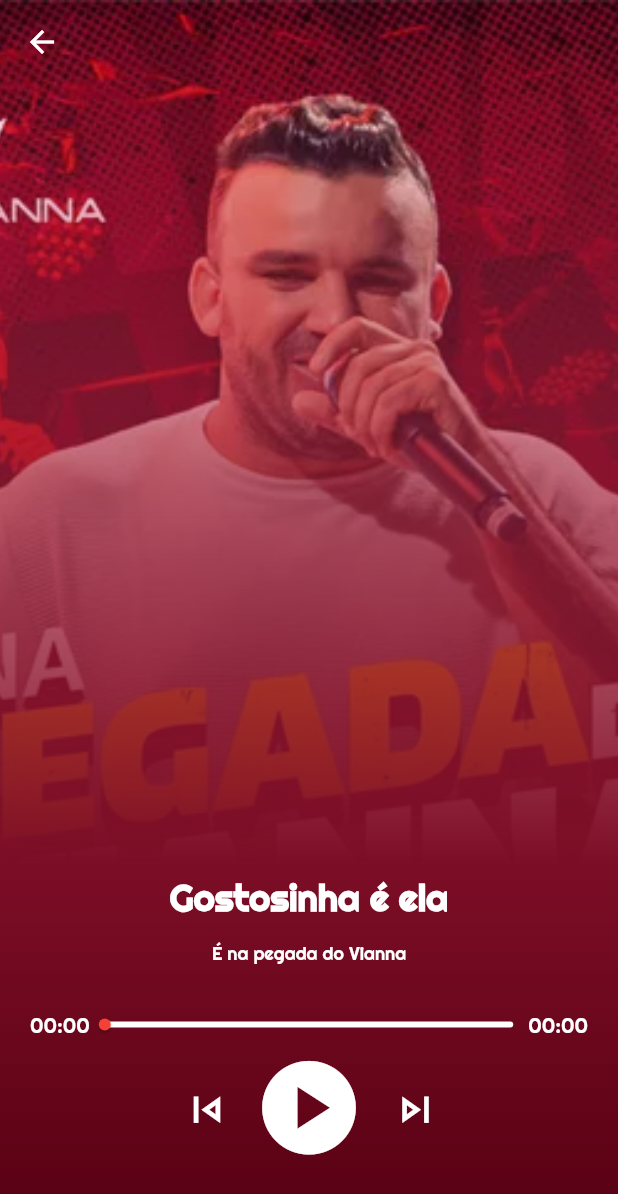
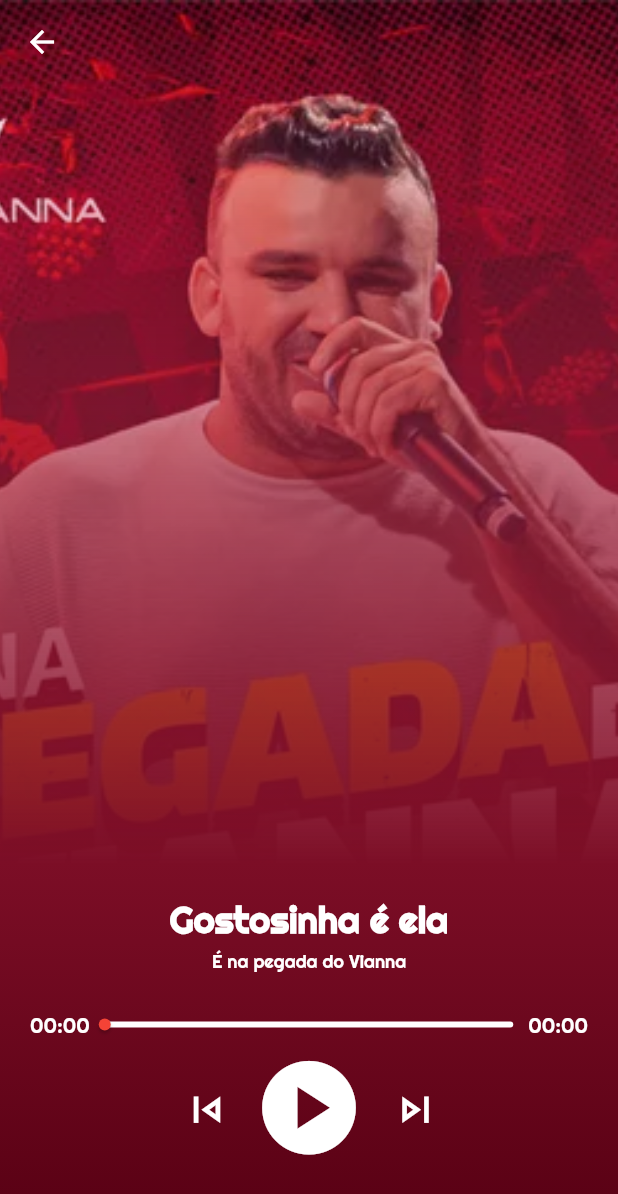
Before and after one commit to Multimedia-Project-UFPB/task-music-app-flutter, a Flutter app: the SongScreen screen opened directly with sample values from the repository, on a phone screen of 412 x 824 dp. Shown: the top 1194 px of the screen. Run offline on Flutter 3.47's test engine with Material 2 defaults, Android fonts, the phone set to English and light mode, and no system bars; our stand-ins replace flutter_mobx, flutter_zoom_drawer, just_audio, mobx, rxdart; generated files the repository leaves out were written again; network calls fail.

Commit message:
Spacing adjustments

```diff
--- a/lib/app/view/song.screen.dart
+++ b/lib/app/view/song.screen.dart
@@ -126,7 +126,7 @@ class MusicPlayer extends StatelessWidget {
                   ),
             ),
           ),
-          const SizedBox(height: 15),
+          const SizedBox(height: 5),
           Center(
             child: Text(
               song.description,
@@ -136,7 +136,7 @@ class MusicPlayer extends StatelessWidget {
                   ),
             ),
           ),
-          const SizedBox(height: 30),
+          const SizedBox(height: 25),
           StreamBuilder<SeekBarData>(
             stream: _seekBarData,
             builder: (context, snapshot) {
```
